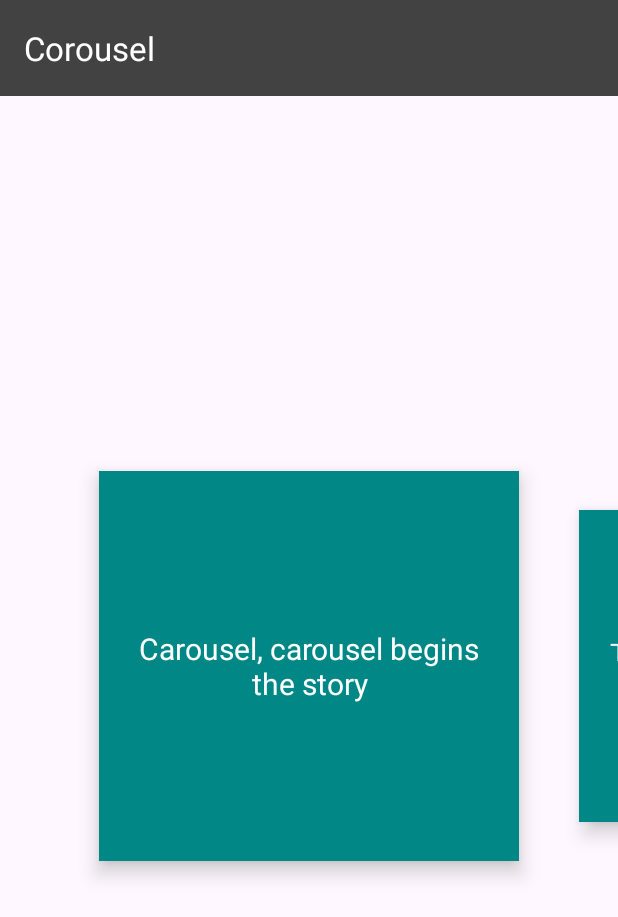
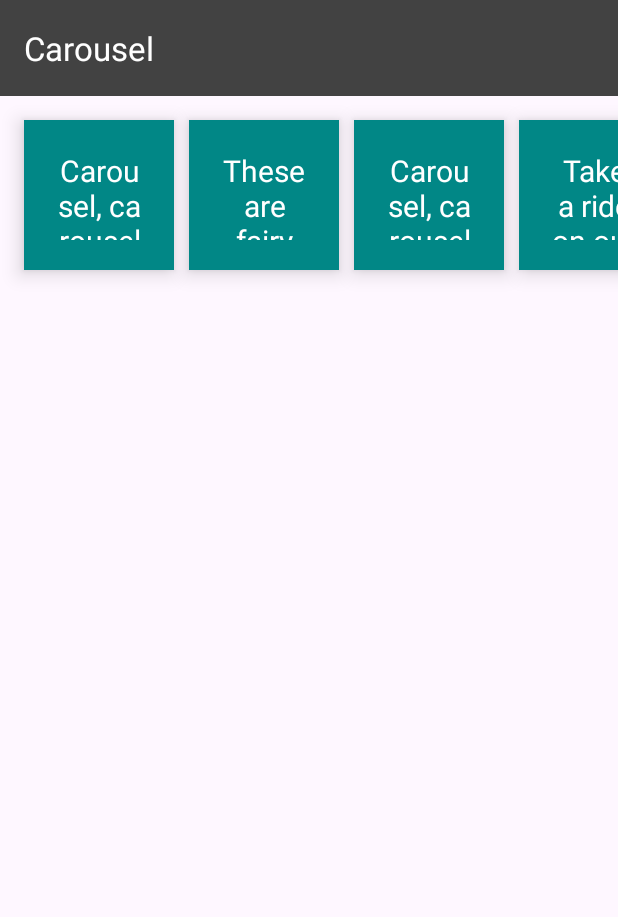
Before and after one commit to Stavici/Android-Software-Modules, an Android app: the screen it shows after launch (MainActivity), on a phone screen of 412 x 824 dp. Shown: the top 917 px of the screen. Run offline under Robolectric (Android 15) with nearby library versions, the phone set to English and light mode, and no system bars.

Commit message:
fix carousel

```diff
--- a/app/src/main/java/com/example/androidsoftwaremodules/MainActivity.kt
+++ b/app/src/main/java/com/example/androidsoftwaremodules/MainActivity.kt
@@ -14,19 +14,62 @@ class MainActivity : AppCompatActivity() {
         super.onCreate(savedInstanceState)
         setContentView(R.layout.activity_main)
 
-
         // Carousel Example
         val viewPager = findViewById<ViewPager2>(R.id.view_pager)
 
         viewPager.apply {
             clipChildren = false  // No clipping the left and right items
             clipToPadding = false  // Show the viewpager in full width without clipping the padding
-            offscreenPageLimit = 3  // Render the left and right items
+            offscreenPageLimit = 5  // Render the left and right items
             (getChildAt(0) as RecyclerView).overScrollMode =
                 RecyclerView.OVER_SCROLL_NEVER // Remove the scroll effect
         }
 
         val demoData = arrayListOf(
+            "Carousel, carousel begins the story",
+            "These are fairy tales, songs and fun!",
+            "Carousel, carousel is a joy for us",
+            "Take a ride on our carousel!.",
+            "Carousel, carousel begins the story",
+            "These are fairy tales, songs and fun!",
+            "Carousel, carousel is a joy for us",
+            "Take a ride on our carousel!.",
+            "Carousel, carousel begins the story",
+            "These are fairy tales, songs and fun!",
+            "Carousel, carousel is a joy for us",
+            "Take a ride on our carousel!.",
+            "Carousel, carousel begins the story",
+            "These are fairy tales, songs and fun!",
+            "Carousel, carousel is a joy for us",
+            "Take a ride on our carousel!.",
+            "Carousel, carousel begins the story",
+            "These are fairy tales, songs and fun!",
+            "Carousel, carousel is a joy for us",
+            "Take a ride on our carousel!.",
+            "Carousel, carousel begins the story",
+            "These are fairy tales, songs and fun!",
+            "Carousel, carousel is a joy for us",
+            "Take a ride on our carousel!.",
+            "Carousel, carousel begins the story",
+            "These are fairy tales, songs and fun!",
+            "Carousel, carousel is a joy for us",
+            "Take a ride on our carousel!.",
+            "Carousel, carousel begins the story",
+            "These are fairy tales, songs and fun!",
+            "Carousel, carousel is a joy for us",
+            "Take a ride on our carousel!.",
+            "Carousel, carousel begins the story",
+            "These are fairy tales, songs and fun!",
+            "Carousel, carousel is a joy for us",
+            "Take a ride on our carousel!.",
+            "Carousel, carousel begins the story",
+            "These are fairy tales, songs and fun!",
+            "Carousel, carousel is a joy for us",
+            "Take a ride on our carousel!.",
+            "Carousel, carousel begins the story",
+            "These are fairy tales, songs and fun!",
+            "Carousel, carousel is a joy for us",
+            "Take a ride on our carousel!.",
             "Carousel, carousel begins the story",
             "These are fairy tales, songs and fun!",
             "Carousel, carousel is a joy for us",
@@ -36,11 +79,11 @@ class MainActivity : AppCompatActivity() {
         viewPager.adapter = CarouselRVAdapter(demoData)
 
         val compositePageTransformer = CompositePageTransformer()
-        compositePageTransformer.addTransformer(MarginPageTransformer((40 * Resources.getSystem().displayMetrics.density).toInt()))
-        compositePageTransformer.addTransformer { page, position ->
-            val r = 1 - abs(position)
-            page.scaleY = (0.80f + r * 0.20f)
-        }
+        compositePageTransformer.addTransformer(MarginPageTransformer((10 * Resources.getSystem().displayMetrics.density).toInt()))
+//        compositePageTransformer.addTransformer { page, position ->
+//            val r = 1 - abs(position)
+//            page.scaleY = (0.80f + r * 0.20f)
+//        }
         viewPager.setPageTransformer(compositePageTransformer)
     }
 }
--- a/app/src/main/res/layout/activity_main.xml
+++ b/app/src/main/res/layout/activity_main.xml
@@ -4,8 +4,7 @@
     xmlns:tools="http://schemas.android.com/tools"
     android:layout_width="match_parent"
     android:layout_height="match_parent"
-    android:clipChildren="false"
-    android:clipToPadding="false"
+
     tools:context=".MainActivity">
 
     <androidx.appcompat.widget.Toolbar
@@ -16,18 +15,36 @@
         app:layout_constraintEnd_toEndOf="parent"
         app:layout_constraintStart_toStartOf="parent"
         app:layout_constraintTop_toTopOf="parent"
-        app:title="Corousel"
+        app:title="Carousel"
         app:titleTextColor="@color/white"
         />
 
-    <androidx.viewpager2.widget.ViewPager2
-        android:id="@+id/view_pager"
-        android:layout_width="280dp"
-        android:layout_height="260dp"
-        app:layout_constraintEnd_toEndOf="parent"
+    <androidx.constraintlayout.widget.ConstraintLayout
+        android:id="@+id/carousel_constraint_layout"
+        android:layout_width="match_parent"
+        android:layout_height="0dp"
+        app:layout_constraintEnd_toStartOf="parent"
         app:layout_constraintStart_toStartOf="parent"
         app:layout_constraintBottom_toBottomOf="parent"
-        app:layout_constraintTop_toBottomOf="@id/toolbar"/>
+        app:layout_constraintTop_toBottomOf="@+id/toolbar"
+        android:clipChildren="false"
+        android:clipToPadding="false"
+        >
+
+        <androidx.viewpager2.widget.ViewPager2
+            android:id="@+id/view_pager"
+            android:layout_width="100dp"
+            android:layout_height="100dp"
+            app:layout_constraintStart_toStartOf="parent"
+            app:layout_constraintTop_toTopOf="parent"
+            android:layout_marginTop="16dp"
+            android:layout_marginStart="16dp"
+
+            />
+
+    </androidx.constraintlayout.widget.ConstraintLayout>
+
+
 
 
 </androidx.constraintlayout.widget.ConstraintLayout>
```
